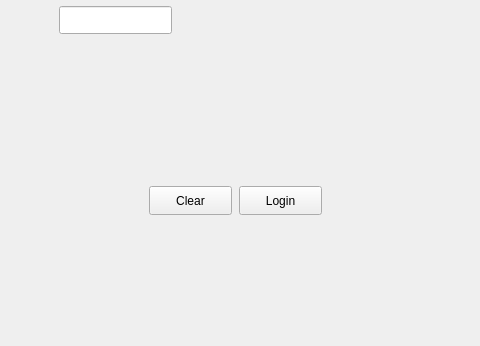
Old version of the form LinuxProject/mainwindow.ui in the repository Skalik2/LinuxAppCpp; both pictures show x 111 to 591 and y 254 to 600 of the 800 by 600 pixel window.
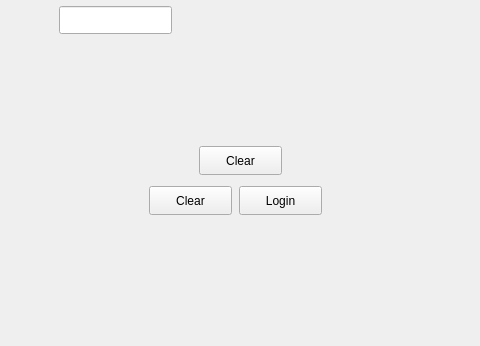
New version of the form.

Commit message: add: new branch dev1

What changed in the file:
```diff
--- a/LinuxProject/mainwindow.ui
+++ b/LinuxProject/mainwindow.ui
@@ -86,6 +86,19 @@
      <string>Clear</string>
     </property>
    </widget>
+   <widget class="QPushButton" name="pushButton_2">
+    <property name="geometry">
+     <rect>
+      <x>310</x>
+      <y>400</y>
+      <width>83</width>
+      <height>29</height>
+     </rect>
+    </property>
+    <property name="text">
+     <string>Clear</string>
+    </property>
+   </widget>
   </widget>
  </widget>
  <resources/>
```
